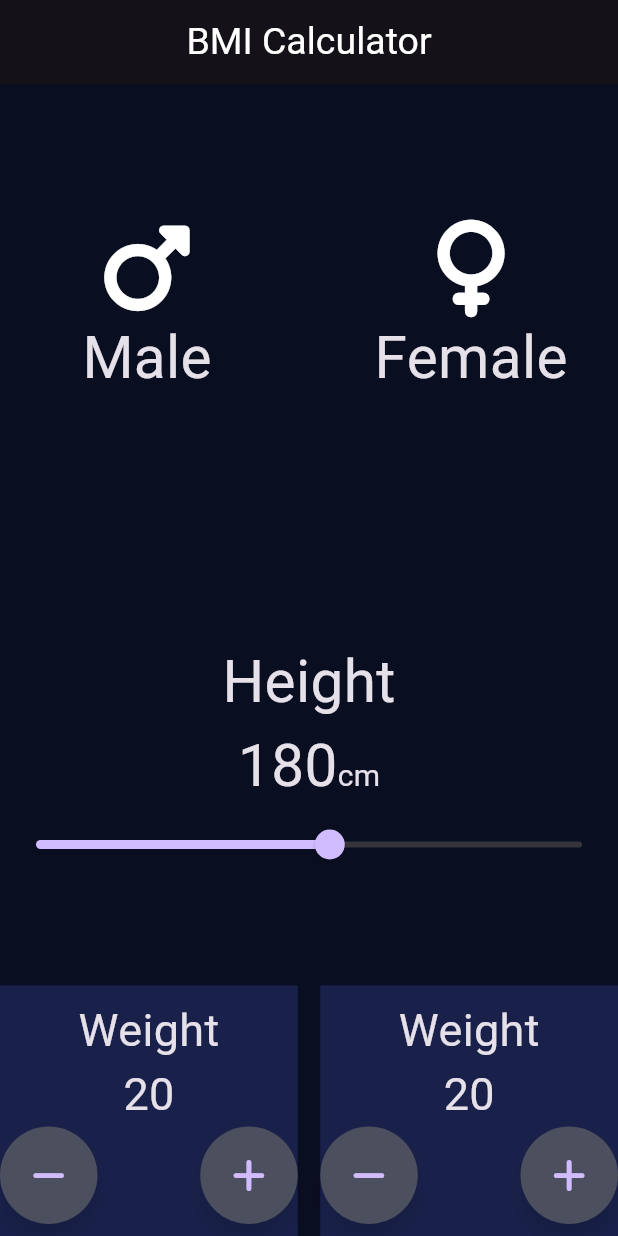
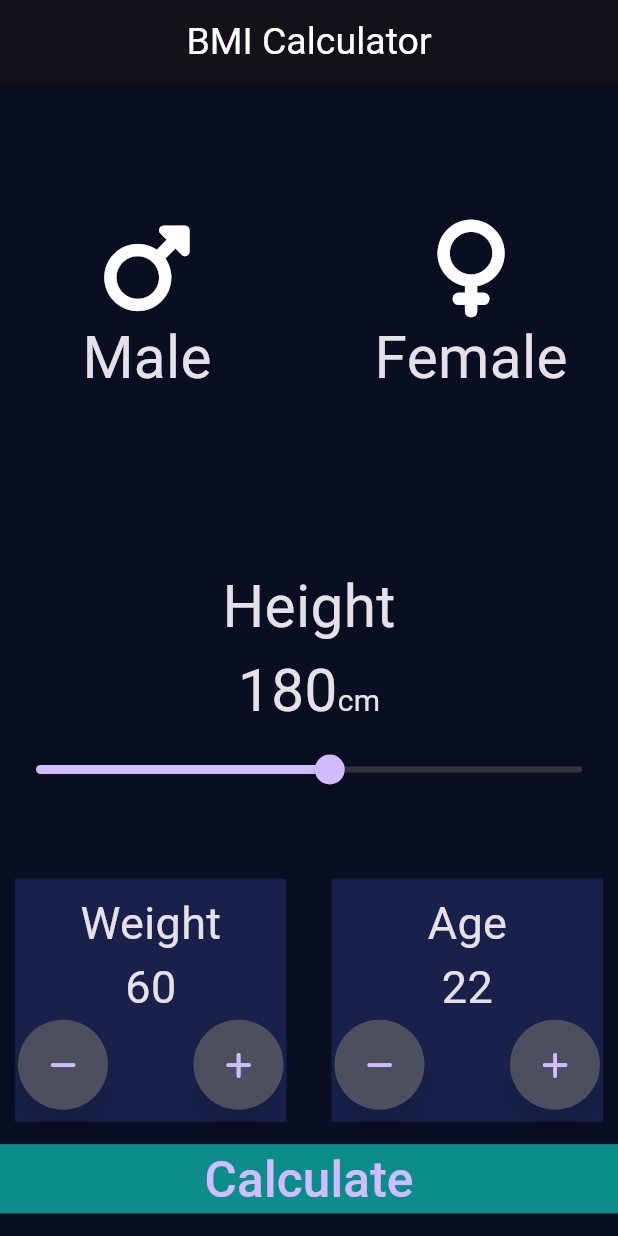
Before and after one commit to jodahe1/Flutter_Projects, a Flutter app: the screen it shows after launch, on a phone screen of 412 x 824 dp. Run offline on Flutter 3.47's test engine with Material 3 defaults, Android fonts, the phone set to English and light mode, and no system bars; our stand-ins replace font_awesome_flutter.

Commit message:
Front Side Done

```diff
--- a/bmi/lib/WeightAndAge.dart
+++ b/bmi/lib/WeightAndAge.dart
@@ -1,30 +1,33 @@
-// Extracted WeightControl widget
 import 'package:flutter/material.dart';
 import 'package:font_awesome_flutter/font_awesome_flutter.dart';
 
 class WeightandAgeControl extends StatelessWidget {
-  final int weight;
+  final int Num;
   final ValueChanged<int> onWeightChanged;
-
-  const WeightandAgeControl({
-    Key? key,
-    required this.weight,
-    required this.onWeightChanged,
-  }) : super(key: key);
+  final String label;
+  const WeightandAgeControl(
+      {Key? key,
+      required this.Num,
+      required this.onWeightChanged,
+      required this.label})
+      : super(key: key);
 
   @override
   Widget build(BuildContext context) {
     return Container(
-      padding: EdgeInsets.symmetric(vertical: 8),
+      margin: EdgeInsets.symmetric(horizontal: 10),
+      padding: EdgeInsets.symmetric(
+        vertical: 8,
+      ),
       color: const Color.fromARGB(255, 25, 33, 75),
       child: Column(
         children: [
-          const Text(
-            'Weight',
+          Text(
+            label,
             style: TextStyle(fontSize: 30),
           ),
           Text(
-            weight.toString(),
+            Num.toString(),
             style: const TextStyle(fontSize: 30),
           ),
           Row(
@@ -39,13 +42,13 @@ class WeightandAgeControl extends StatelessWidget {
                   shadowColor: Colors.black.withOpacity(0.5),
                 ),
                 onPressed: () {
-                  if (weight > 0) {
-                    onWeightChanged(weight - 1);
+                  if (Num > 0) {
+                    onWeightChanged(Num - 1);
                   }
                 },
                 child: const Icon(
                   FontAwesomeIcons.minus,
-                  size: 25,
+                  size: 20,
                 ),
               ),
               ElevatedButton(
@@ -57,11 +60,11 @@ class WeightandAgeControl extends StatelessWidget {
                   shadowColor: Colors.black.withOpacity(0.5),
                 ),
                 onPressed: () {
-                  onWeightChanged(weight + 1);
+                  onWeightChanged(Num + 1);
                 },
                 child: const Icon(
                   FontAwesomeIcons.plus,
-                  size: 25.0,
+                  size: 20.0,
                 ),
               ),
             ],
--- a/bmi/lib/input.dart
+++ b/bmi/lib/input.dart
@@ -15,7 +15,8 @@ class InputScreen extends StatefulWidget {
 
 class _InputScreenState extends State<InputScreen> {
   double _currentHeight = 180;
-  int _weight = 20;
+  int _weight = 60;
+  int Age = 22;
   Color _mPassColor = const Color(0xFF0A0E21);
   Color _mActiveColor = const Color.fromARGB(255, 81, 88, 123);
   Color _fPassColor = const Color(0xFF0A0E21);
@@ -71,8 +72,10 @@ class _InputScreenState extends State<InputScreen> {
               ],
             ),
           ),
-          Padding(
-            padding: const EdgeInsets.symmetric(vertical: 70.0),
+          Expanded(
+            flex: 3,
+            child: Padding(
+              padding: const EdgeInsets.symmetric(vertical: 20.0),
               child: Column(
                 crossAxisAlignment: CrossAxisAlignment.center,
                 children: [
@@ -107,36 +110,68 @@ class _InputScreenState extends State<InputScreen> {
                 ],
               ),
             ),
+          ),
           // Refactored Weight And Age  Section
           Row(
             children: [
               Expanded(
                 flex: 2,
                 child: WeightandAgeControl(
-                  weight: _weight,
+                  Num: _weight,
                   onWeightChanged: (newWeight) {
                     setState(() {
                       _weight = newWeight;
                     });
                   },
+                  label: 'Weight',
                 ),
               ),
               const SizedBox(
-                width: 15.0,
+                width: 10.0,
               ),
               Expanded(
                 flex: 2,
                 child: WeightandAgeControl(
-                  weight: _weight,
-                  onWeightChanged: (newWeight) {
+                  Num: Age,
+                  onWeightChanged: (newAge) {
                     setState(() {
-                      _weight = newWeight;
+                      Age = newAge;
                     });
                   },
+                  label: 'Age',
                 ),
               )
             ],
-          )
+          ),
+          //Calculate Button
+          Expanded(
+            flex: 1,
+            child: Padding(
+              padding: const EdgeInsets.symmetric(vertical: 15.0),
+              child: Container(
+                width: double.infinity,
+                child: ElevatedButton(
+                  style: ElevatedButton.styleFrom(
+                    backgroundColor: Color.fromARGB(255, 13, 141, 137),
+                    shape: const RoundedRectangleBorder(
+                      borderRadius: BorderRadius.zero, // Rectangular shape
+                    ),
+                  ),
+                  onPressed: () {
+                    setState(() {
+
+                    });
+                  },
+                  child: const Text(
+                    'Calculate',
+                    style: TextStyle(
+                      fontSize: 33,
+                    ),
+                  ),
+                ),
+              ),
+            ),
+          ),
         ],
       ),
     );
```
Lines whose indentation alone changed are shown as unchanged.
